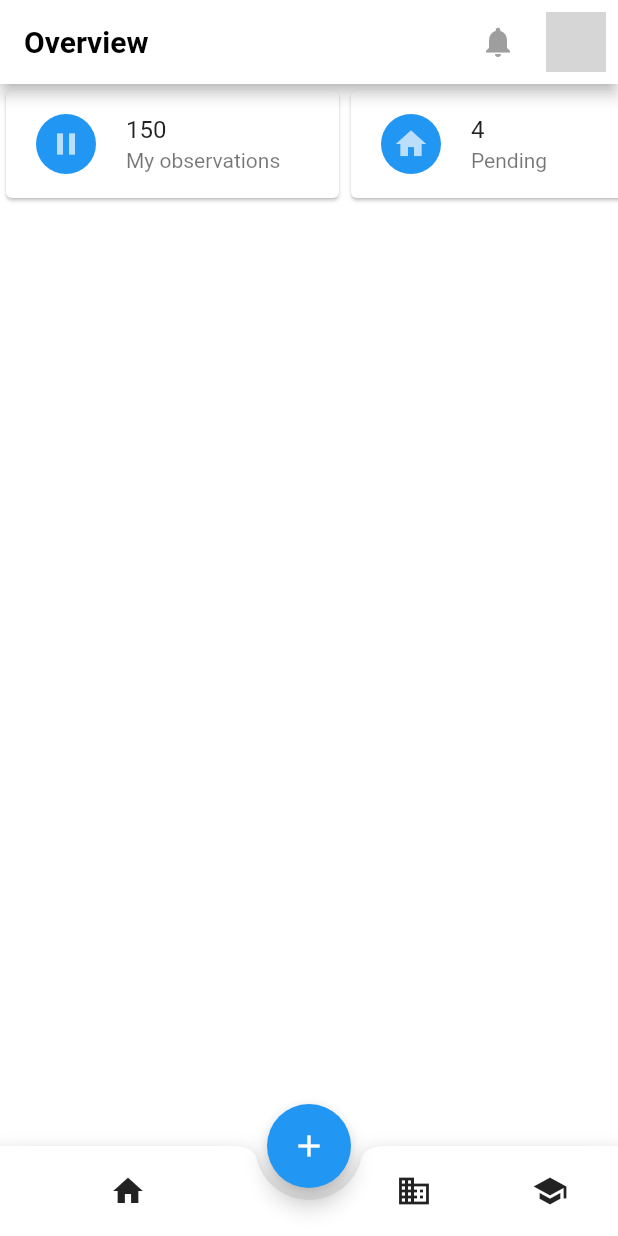
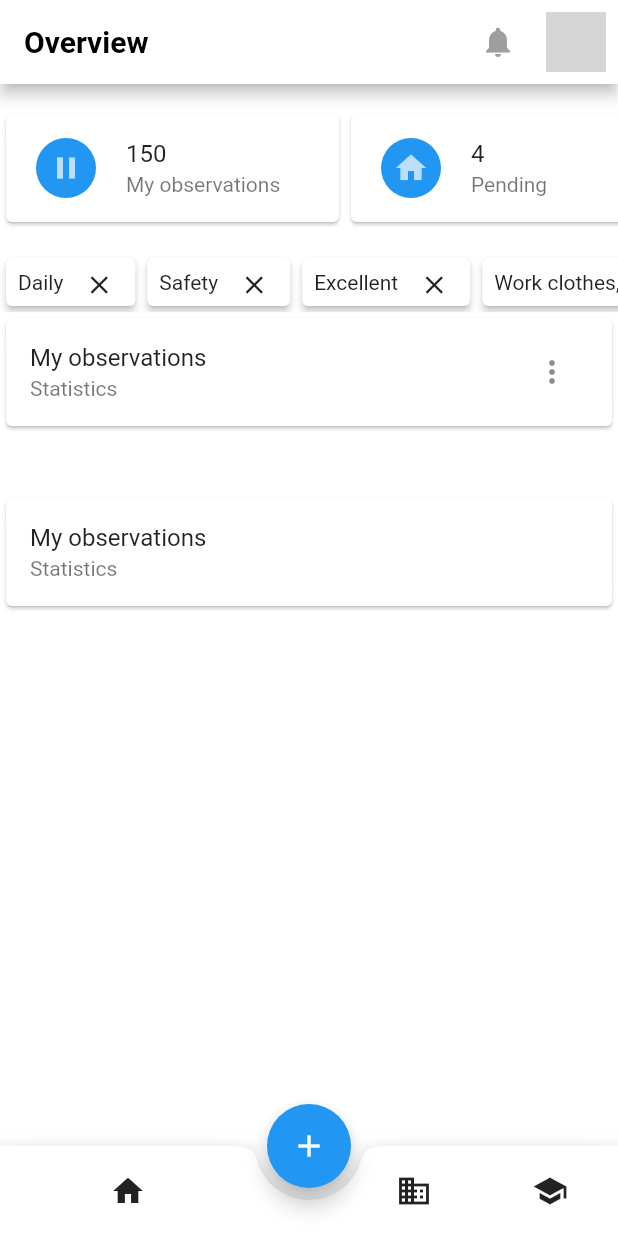
Before and after one commit to IsmailKARROUD/ImmenseProjectApplication, a Flutter app: the screen it shows after launch, on a phone screen of 412 x 824 dp. Run offline on Flutter 3.47's test engine with Material 2 defaults, Android fonts, the phone set to English and light mode, and no system bars; missing offline and left inert: dart:ffi; network calls fail; grey boxes are pictures that could not be loaded.

Commit message:
- add statistics Widget - update stats and Overview to be addapted with statistics widget

```diff
--- a/lib/PrincipalPages/Overview.dart
+++ b/lib/PrincipalPages/Overview.dart
@@ -1,4 +1,6 @@
 import 'package:flutter/material.dart';
+import 'package:imense/Widgets/Pop-Up_screen.dart';
+import 'package:imense/Widgets/statistics.dart';
 import 'package:imense/Widgets/stats.dart';
 
 class Overview extends StatefulWidget {
@@ -39,10 +41,40 @@ class _OverviewState extends State<Overview> {
           ),
         ],
       ),
-      body: Column(
-        children: [
-          Stats(),
-        ],
+      body: SingleChildScrollView(
+        child: Column(
+          children: [
+            Stats(),
+            Statistics(
+              title: 'My observations',
+              subtitle: 'Statistics',
+              graph: const Text("data"),
+              listofFilters: const [
+                'Daily',
+                'Safety',
+                'Excellent',
+                'Work clothes,E.P.I',
+                'Bad condition'
+              ],
+              options: [
+                OptionPopUp(Icons.home, "Option 1", () {
+                  // Do something when Option 1 is pressed
+                }),
+                OptionPopUp(Icons.home, "Option 2", () {
+                  // Do something when Option 2 is pressed
+                }),
+                OptionPopUp(Icons.home, "Option 3", () {
+                  // Do something when Option 3 is pressed
+                })
+              ],
+            ),
+            const Statistics(
+              title: 'My observations',
+              subtitle: 'Statistics',
+              graph: Text("data"),
+            ),
+          ],
+        ),
       ),
     );
   }
--- /dev/null
+++ b/lib/Widgets/statistics.dart
@@ -0,0 +1,75 @@
+import 'dart:ffi';
+
+import 'package:flutter/material.dart';
+import 'package:imense/Widgets/Pop-Up_screen.dart';
+
+class Statistics extends StatefulWidget {
+  const Statistics({
+    Key? key,
+    required this.title,
+    required this.subtitle,
+    required this.graph,
+    this.listofFilters = const [],
+    this.options,
+  }) : super(key: key);
+
+  final String title;
+  final String subtitle;
+  final Widget graph;
+  final List<String> listofFilters;
+  final List<OptionPopUp>? options;
+
+  @override
+  State<Statistics> createState() => _StatisticsState();
+}
+
+class _StatisticsState extends State<Statistics> {
+  @override
+  Widget build(BuildContext context) {
+    return Column(
+      children: [
+        SizedBox(
+          height: 40,
+          child: ListView.builder(
+            scrollDirection: Axis.horizontal,
+            itemCount: widget.listofFilters.length,
+            itemBuilder: (BuildContext context, int index) {
+              return Card(
+                elevation: 2,
+                child: Row(
+                  mainAxisAlignment: MainAxisAlignment.spaceAround,
+                  children: [
+                    Padding(
+                      padding: const EdgeInsets.only(left: 8.0),
+                      child: Text(widget.listofFilters[index]),
+                    ),
+                    IconButton(
+                        onPressed: () {},
+                        icon: const Icon(
+                          Icons.close,
+                          size: 20,
+                        ))
+                  ],
+                ),
+              );
+            },
+          ),
+        ),
+        Card(
+          child: ListTile(
+            title: Text(widget.title),
+            subtitle: Text(widget.subtitle),
+            trailing: widget.options == null
+                ? null
+                : IconButton(
+                    icon: const Icon(Icons.more_vert),
+                    onPressed: () async {
+                      return popUPScreen(context, "Filter by", widget.options!);
+                    },
+                  ),
+          ),
+        ),
+      ],
+    );
+  }
+}
--- a/lib/Widgets/stats.dart
+++ b/lib/Widgets/stats.dart
@@ -29,6 +29,7 @@ class Stats extends StatelessWidget {
   @override
   Widget build(BuildContext context) {
     return SingleChildScrollView(
+      padding: const EdgeInsets.only(top: 16, bottom: 16),
       scrollDirection: Axis.horizontal,
       child: Row(
         children: [
```
Also changed, not shown: lib/Widgets/Pop-Up_screen.dart (added, +74 -0 lines).
